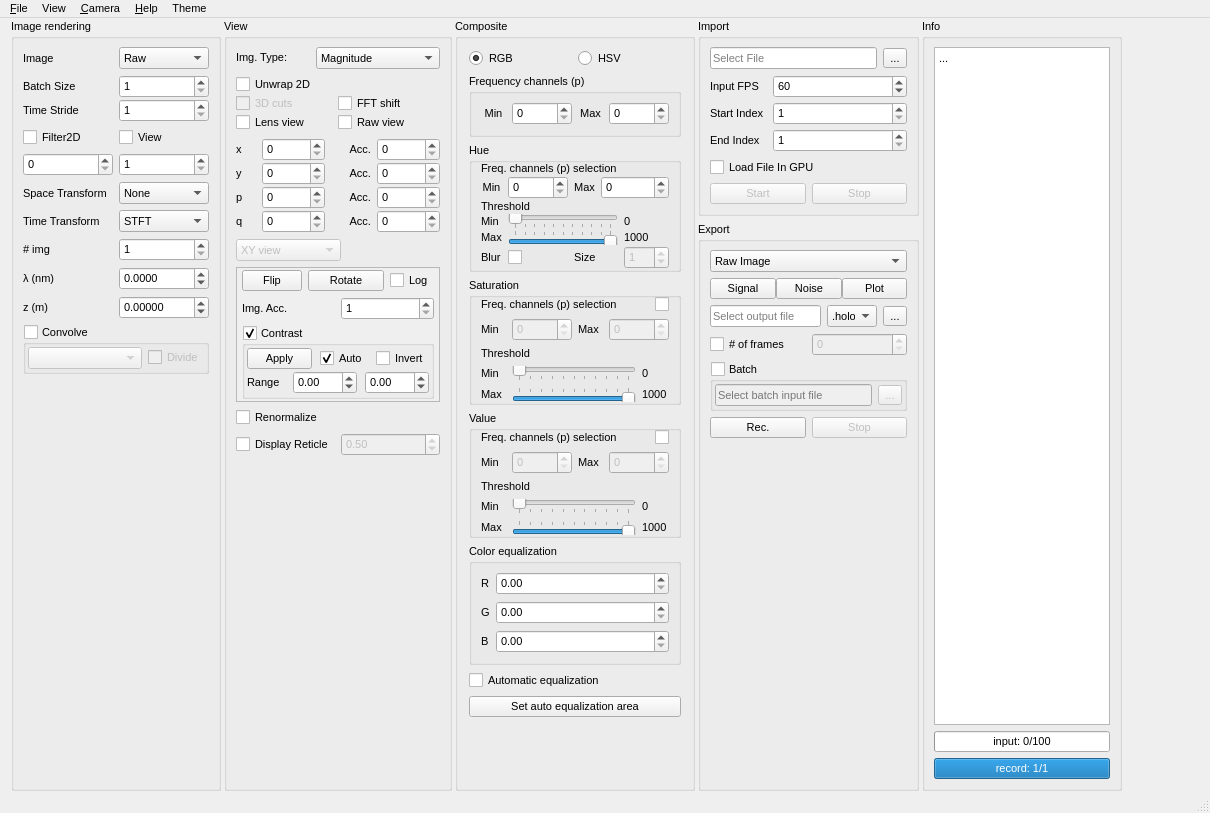
Above: Holovibes/mainwindow.ui from DigitalHolography/Holovibes before the change. Below: the same form after it.
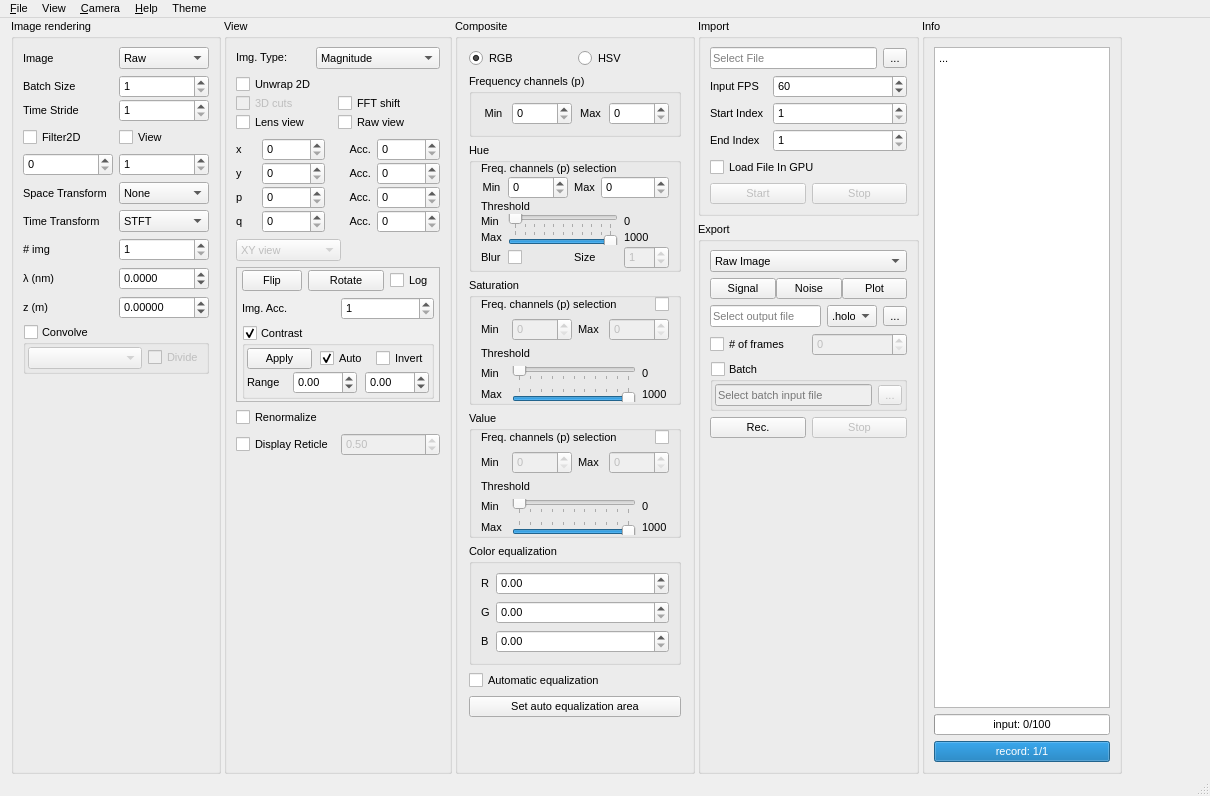
That is the form after the change. Custom widgets are drawn as their Qt base class.

Commit message: fix(fix_reset_settings): restore unwanted modifications of mainWindow.ui (probably due to using Qt Creator)

What changed in the file:
```diff
--- a/Holovibes/mainwindow.ui
+++ b/Holovibes/mainwindow.ui
@@ -10,7 +10,7 @@
     <x>0</x>
     <y>0</y>
     <width>1210</width>
-    <height>813</height>
+    <height>796</height>
    </rect>
   </property>
   <property name="sizePolicy">
@@ -2973,11 +2973,10 @@
            </property>
            <property name="html">
             <string>&lt;!DOCTYPE HTML PUBLIC &quot;-//W3C//DTD HTML 4.0//EN&quot; &quot;http://www.w3.org/TR/REC-html40/strict.dtd&quot;&gt;
-&lt;html&gt;&lt;head&gt;&lt;meta name=&quot;qrichtext&quot; content=&quot;1&quot; /&gt;&lt;meta charset=&quot;utf-8&quot; /&gt;&lt;style type=&quot;text/css&quot;&gt;
+&lt;html&gt;&lt;head&gt;&lt;meta name=&quot;qrichtext&quot; content=&quot;1&quot; /&gt;&lt;style type=&quot;text/css&quot;&gt;
 p, li { white-space: pre-wrap; }
-hr { height: 1px; border-width: 0; }
-&lt;/style&gt;&lt;/head&gt;&lt;body style=&quot; font-family:'Segoe UI'; font-size:8pt; font-weight:400; font-style:normal;&quot;&gt;
-&lt;p style=&quot; margin-top:0px; margin-bottom:0px; margin-left:0px; margin-right:0px; -qt-block-indent:0; text-indent:0px;&quot;&gt;&lt;span style=&quot; font-family:'MS Shell Dlg 2';&quot;&gt;...&lt;/span&gt;&lt;/p&gt;&lt;/body&gt;&lt;/html&gt;</string>
+&lt;/style&gt;&lt;/head&gt;&lt;body style=&quot; font-family:'MS Shell Dlg 2'; font-size:8pt; font-weight:400; font-style:normal;&quot;&gt;
+&lt;p style=&quot; margin-top:0px; margin-bottom:0px; margin-left:0px; margin-right:0px; -qt-block-indent:0; text-indent:0px;&quot;&gt;...&lt;/p&gt;&lt;/body&gt;&lt;/html&gt;</string>
            </property>
           </widget>
          </item>
```
Left out of the diff: 2 changed lines with no effect on the pictures.
